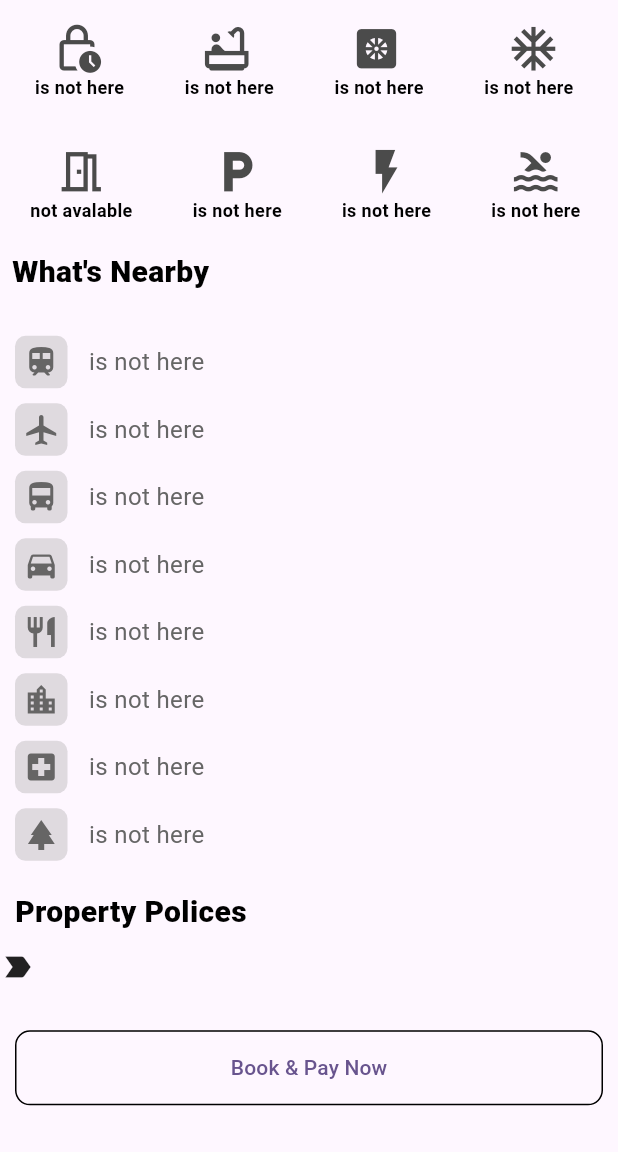
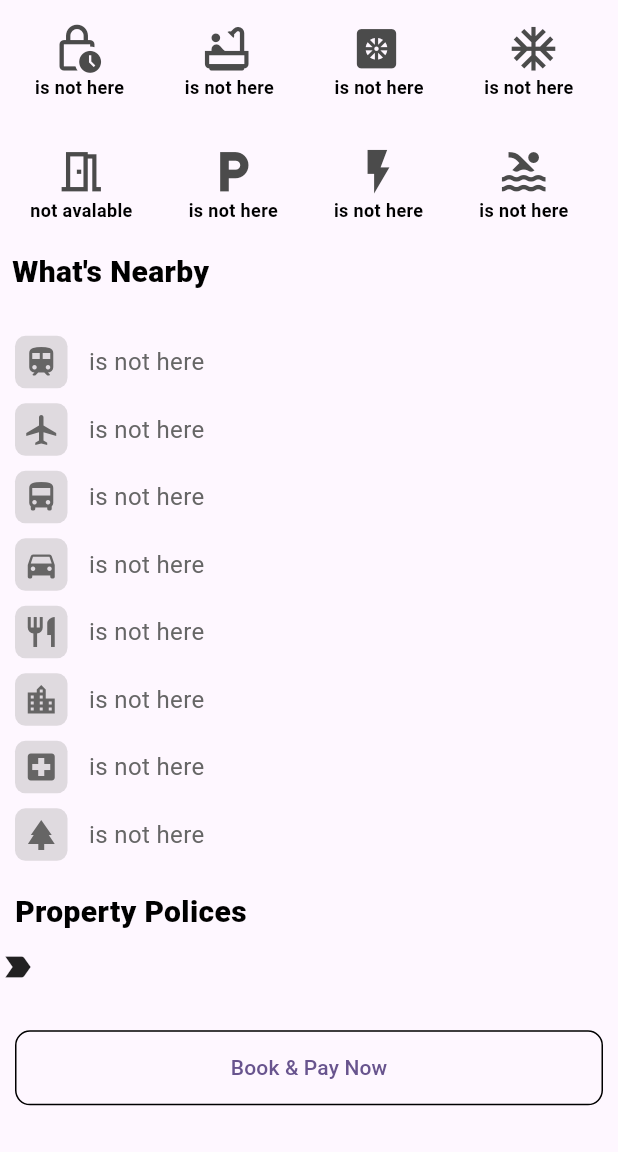
Before and after one commit to razakrazu/spent_Time_User, a Flutter app: the RoomDetailScreen screen opened directly with empty values, scrolled down 576 dp, on a phone screen of 412 x 824 dp, the part 84-1236 px from its top. Run offline on Flutter 3.47's test engine with Material 3 defaults, Android fonts, the phone set to English and light mode, and no system bars; our stand-ins replace cached_network_image, cloud_firestore, firebase_auth, firebase_core, fluttertoast, get and 3 more; missing offline and left inert: razorpay_flutter; accounts and stored records are empty.

Commit message:
all button change in application

```diff
--- a/lib/view/booking_screen/room_details_screen.dart
+++ b/lib/view/booking_screen/room_details_screen.dart
@@ -178,7 +178,7 @@ class RoomDetailScreen extends StatelessWidget {
                     ),
                   ),
                   Padding(
-                    padding: EdgeInsets.only(top: 30, right: 20),
+                    padding: const EdgeInsets.only(top: 30, right: 20),
                     child: Row(
                       mainAxisAlignment: MainAxisAlignment.spaceBetween,
                       children: [
@@ -206,7 +206,7 @@ class RoomDetailScreen extends StatelessWidget {
                     ),
                   ),
                   Padding(
-                    padding: const EdgeInsets.only(top: 30,  right: 25),
+                    padding: const EdgeInsets.only(top: 30,  right: 33),
                     child: Row(
                       mainAxisAlignment: MainAxisAlignment.spaceBetween,
                       children: [
@@ -222,7 +222,7 @@ class RoomDetailScreen extends StatelessWidget {
                         RoomFutureIconWidgets(
                           futureicon: Icons.flash_on_outlined,
                           futuretext:
-                              '${data['powerBackup'] == true ? 'power Backup' : 'is not here'}',
+                              '${data['powerBackup'] == true ? 'Power Backup' : 'is not here'}',
                         ),
                         RoomFutureIconWidgets(
                           futureicon: Icons.pool,
--- a/lib/view/booking_screen/widgets/app_button_widget.dart
+++ b/lib/view/booking_screen/widgets/app_button_widget.dart
@@ -2,17 +2,15 @@
 import 'package:flutter/material.dart';
 
 class AppButtonWidget extends StatelessWidget {
-  var height;
 
-  var width;
 
-   AppButtonWidget({
-    super.key,required this.buttontext, this.ontap, required this.btnHeight, required this.btnWidth,
+const AppButtonWidget({
+    super.key,required this.buttontext, required this.ontap, required this.btnHeight, required this.btnWidth,
   });
   final double  btnHeight;
   final double btnWidth;
   final String  buttontext;
-  final ontap;
+  final  VoidCallback ontap;
 
   @override
   Widget build(BuildContext context) {
@@ -23,9 +21,7 @@ class AppButtonWidget extends StatelessWidget {
             borderRadius: BorderRadius.circular(10),
             border: Border.all(width: 1)),
         child: TextButton(
-            onPressed: () {
-
-            },
+            onPressed:ontap ,
             child:  Text(buttontext)));
   }
 }
```
Also changed, not shown: lib/view/booking_screen/booking_screen.dart (+32 -38 lines).
